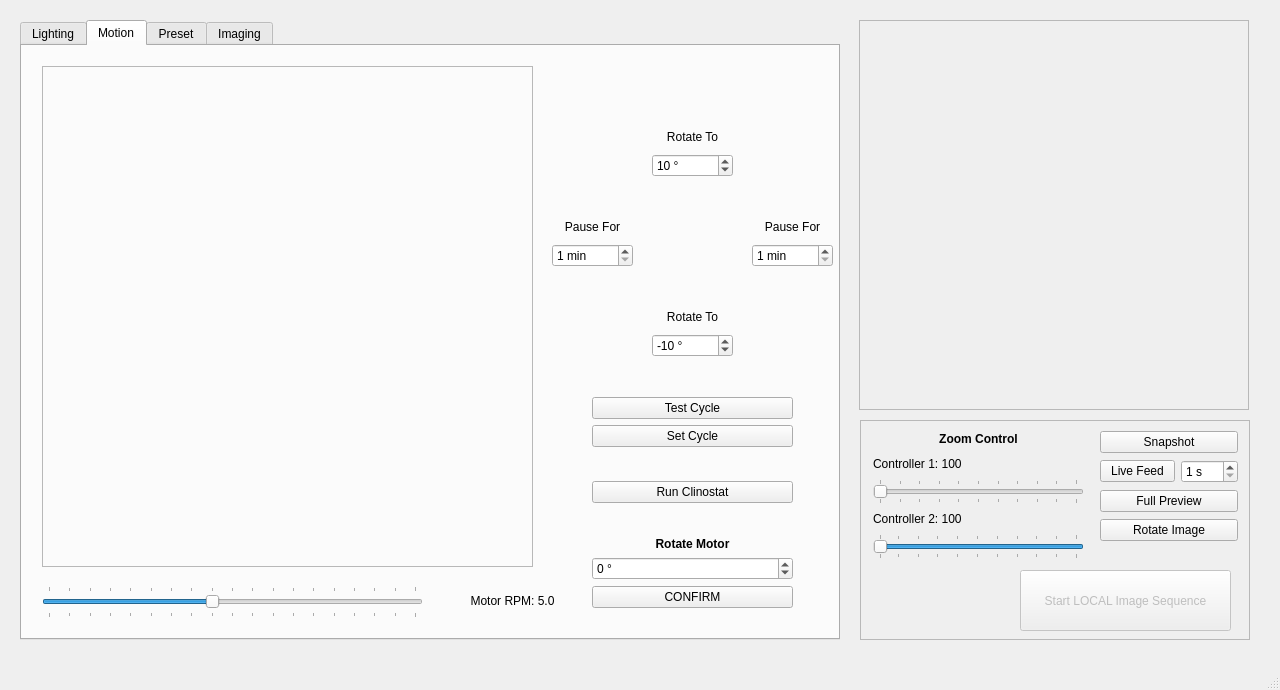
Old version of the form _ui/FlashLapse_CP.ui in the repository CoCl-Jerry/Flashlapse_Dev.
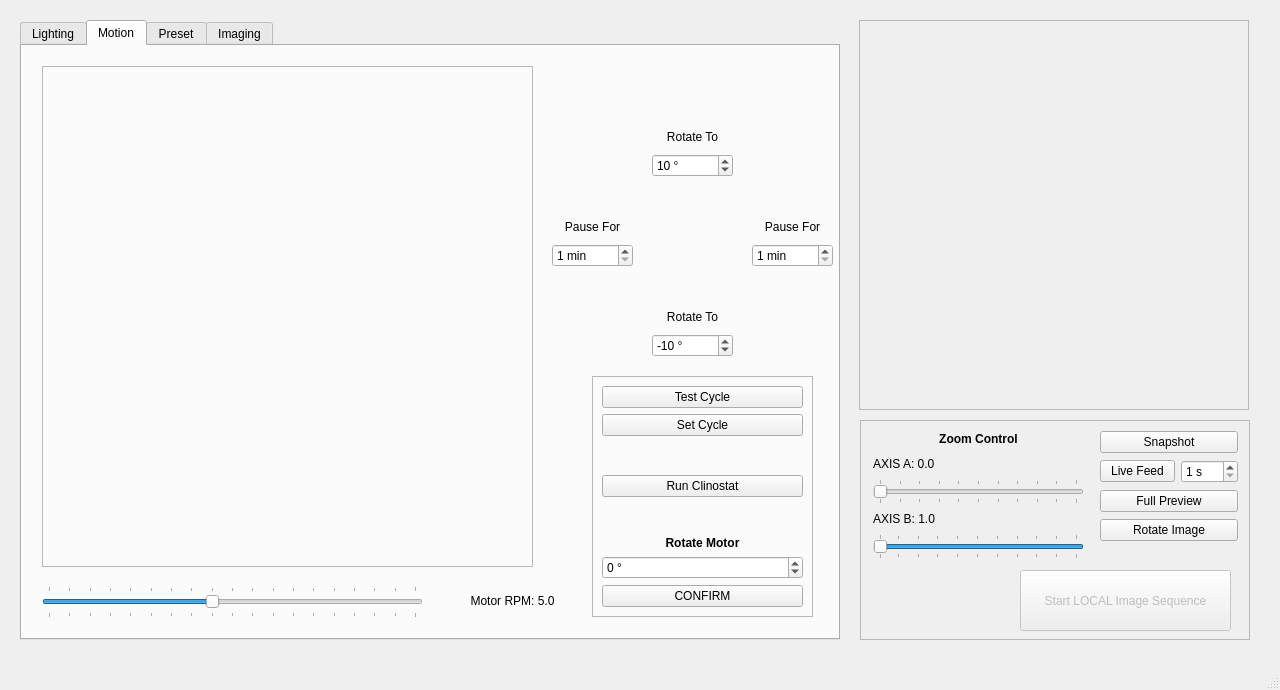
New version of the form. The open tabs and pages were chosen to show the change. Icons and pictures are not drawn.

What changed in the file:
```diff
--- a/_ui/FlashLapse_CP.ui
+++ b/_ui/FlashLapse_CP.ui
@@ -651,102 +651,6 @@
        <number>5</number>
       </property>
      </widget>
-     <widget class="QWidget" name="verticalLayoutWidget_10">
-      <property name="geometry">
-       <rect>
-        <x>570</x>
-        <y>351</y>
-        <width>201</width>
-        <height>211</height>
-       </rect>
-      </property>
-      <layout class="QVBoxLayout" name="verticalLayout_17">
-       <item>
-        <widget class="QPushButton" name="schedulerTest_pushButton">
-         <property name="text">
-          <string>Test Cycle</string>
-         </property>
-         <property name="checkable">
-          <bool>false</bool>
-         </property>
-         <property name="checked">
-          <bool>false</bool>
-         </property>
-        </widget>
-       </item>
-       <item>
-        <widget class="QPushButton" name="schedulerSet_pushButton">
-         <property name="text">
-          <string>Set Cycle</string>
-         </property>
-        </widget>
-       </item>
-       <item>
-        <layout class="QVBoxLayout" name="verticalLayout_22">
-         <item>
-          <spacer name="verticalSpacer_9">
-           <property name="orientation">
-            <enum>Qt::Vertical</enum>
-           </property>
-           <property name="sizeHint" stdset="0">
-            <size>
-             <width>20</width>
-             <height>40</height>
-            </size>
-           </property>
-          </spacer>
-         </item>
-         <item>
-          <widget class="QPushButton" name="clinostatSet_pushButton">
-           <property name="text">
-            <string>Run Clinostat</string>
-           </property>
-          </widget>
-         </item>
-         <item>
-          <spacer name="verticalSpacer_10">
-           <property name="orientation">
-            <enum>Qt::Vertical</enum>
-           </property>
-           <property name="sizeHint" stdset="0">
-            <size>
-             <width>20</width>
-             <height>40</height>
-            </size>
-           </property>
-          </spacer>
-         </item>
-         <item>
-          <widget class="QLabel" name="motor_label">
-           <property name="text">
-            <string>&lt;html&gt;&lt;head/&gt;&lt;body&gt;&lt;p align=&quot;center&quot;&gt;&lt;span style=&quot; font-weight:600;&quot;&gt;Rotate Motor&lt;/span&gt;&lt;/p&gt;&lt;/body&gt;&lt;/html&gt;</string>
-           </property>
-          </widget>
-         </item>
-         <item>
-          <widget class="QSpinBox" name="motor_spinBox">
-           <property name="suffix">
-            <string> °</string>
-           </property>
-           <property name="minimum">
-            <number>-180</number>
-           </property>
-           <property name="maximum">
-            <number>180</number>
-           </property>
-          </widget>
-         </item>
-         <item>
-          <widget class="QPushButton" name="motorConfirm_pushButton">
-           <property name="text">
-            <string>CONFIRM</string>
-           </property>
-          </widget>
-         </item>
-        </layout>
-       </item>
-      </layout>
-     </widget>
      <widget class="QLabel" name="R1">
       <property name="geometry">
        <rect>
@@ -1004,6 +908,118 @@
        </property>
       </widget>
      </widget>
+     <widget class="QFrame" name="frame_3">
+      <property name="geometry">
+       <rect>
+        <x>570</x>
+        <y>330</y>
+        <width>221</width>
+        <height>241</height>
+       </rect>
+      </property>
+      <property name="frameShape">
+       <enum>QFrame::StyledPanel</enum>
+      </property>
+      <property name="frameShadow">
+       <enum>QFrame::Raised</enum>
+      </property>
+      <widget class="QWidget" name="verticalLayoutWidget_10">
+       <property name="geometry">
+        <rect>
+         <x>10</x>
+         <y>10</y>
+         <width>201</width>
+         <height>221</height>
+        </rect>
+       </property>
+       <layout class="QVBoxLayout" name="verticalLayout_17">
+        <item>
+         <widget class="QPushButton" name="schedulerTest_pushButton">
+          <property name="text">
+           <string>Test Cycle</string>
+          </property>
+          <property name="checkable">
+           <bool>false</bool>
+          </property>
+          <property name="checked">
+           <bool>false</bool>
+          </property>
+         </widget>
+        </item>
+        <item>
+         <widget class="QPushButton" name="schedulerSet_pushButton">
+          <property name="text">
+           <string>Set Cycle</string>
+          </property>
+         </widget>
+        </item>
+        <item>
+         <layout class="QVBoxLayout" name="verticalLayout_22">
+          <item>
+           <spacer name="verticalSpacer_9">
+            <property name="orientation">
+             <enum>Qt::Vertical</enum>
+            </property>
+            <property name="sizeHint" stdset="0">
+             <size>
+              <width>20</width>
+              <height>40</height>
+             </size>
+            </property>
+           </spacer>
+          </item>
+          <item>
+           <widget class="QPushButton" name="clinostatSet_pushButton">
+            <property name="text">
+             <string>Run Clinostat</string>
+            </property>
+           </widget>
+          </item>
+          <item>
+           <spacer name="verticalSpacer_10">
+            <property name="orientation">
+             <enum>Qt::Vertical</enum>
+            </property>
+            <property name="sizeHint" stdset="0">
+             <size>
+              <width>20</width>
+              <height>40</height>
+             </size>
+            </property>
+           </spacer>
+          </item>
+          <item>
+           <widget class="QLabel" name="motor_label">
+            <property name="text">
+             <string>&lt;html&gt;&lt;head/&gt;&lt;body&gt;&lt;p align=&quot;center&quot;&gt;&lt;span style=&quot; font-weight:600;&quot;&gt;Rotate Motor&lt;/span&gt;&lt;/p&gt;&lt;/body&gt;&lt;/html&gt;</string>
+            </property>
+           </widget>
+          </item>
+          <item>
+           <widget class="QSpinBox" name="motor_spinBox">
+            <property name="suffix">
+             <string> °</string>
+            </property>
+            <property name="minimum">
+             <number>-180</number>
+            </property>
+            <property name="maximum">
+             <number>180</number>
+            </property>
+           </widget>
+          </item>
+          <item>
+           <widget class="QPushButton" name="motorConfirm_pushButton">
+            <property name="text">
+             <string>CONFIRM</string>
+            </property>
+           </widget>
+          </item>
+         </layout>
+        </item>
+       </layout>
+      </widget>
+     </widget>
     </widget>
     <widget class="QWidget" name="preset_tab">
      <attribute name="title">
@@ -1552,7 +1568,7 @@
       <item>
        <widget class="QLabel" name="xAxis_label">
         <property name="text">
-         <string>Controller 1: 100</string>
+         <string>AXIS A: 0.0</string>
         </property>
        </widget>
       </item>
@@ -1572,7 +1588,7 @@
       <item>
        <widget class="QLabel" name="yAxis_label">
         <property name="text">
-         <string>Controller 2: 100</string>
+         <string>AXIS B: 1.0</string>
         </property>
        </widget>
       </item>
```
Left out of the diff: 6 changed lines with no effect on the pictures.
